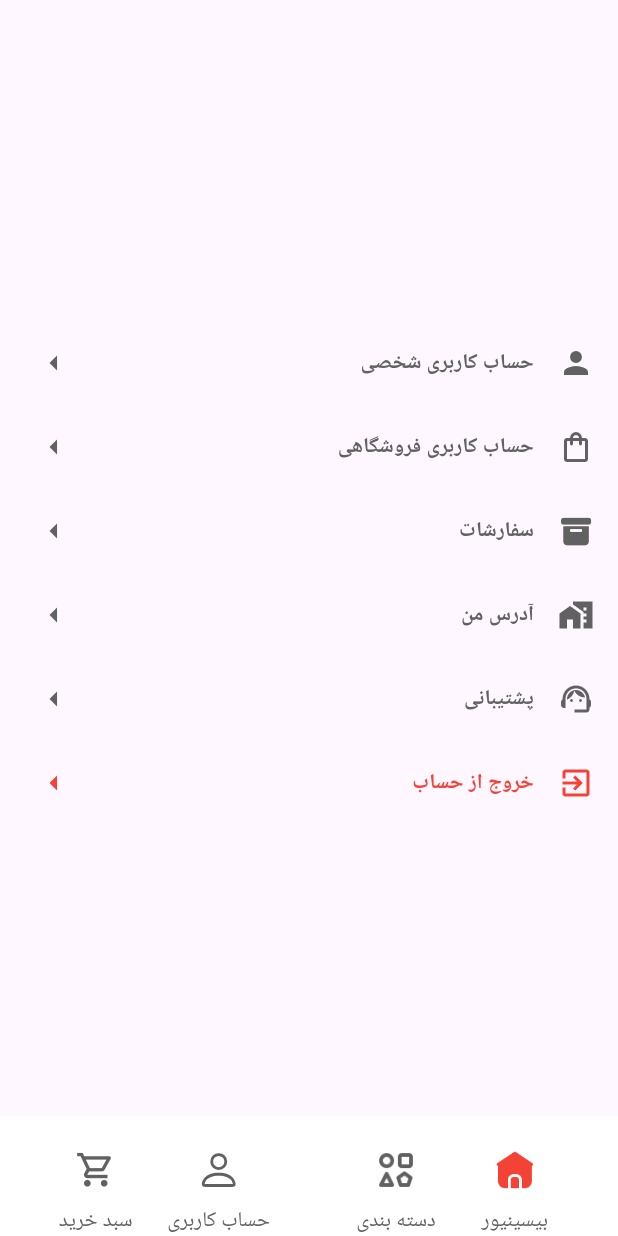
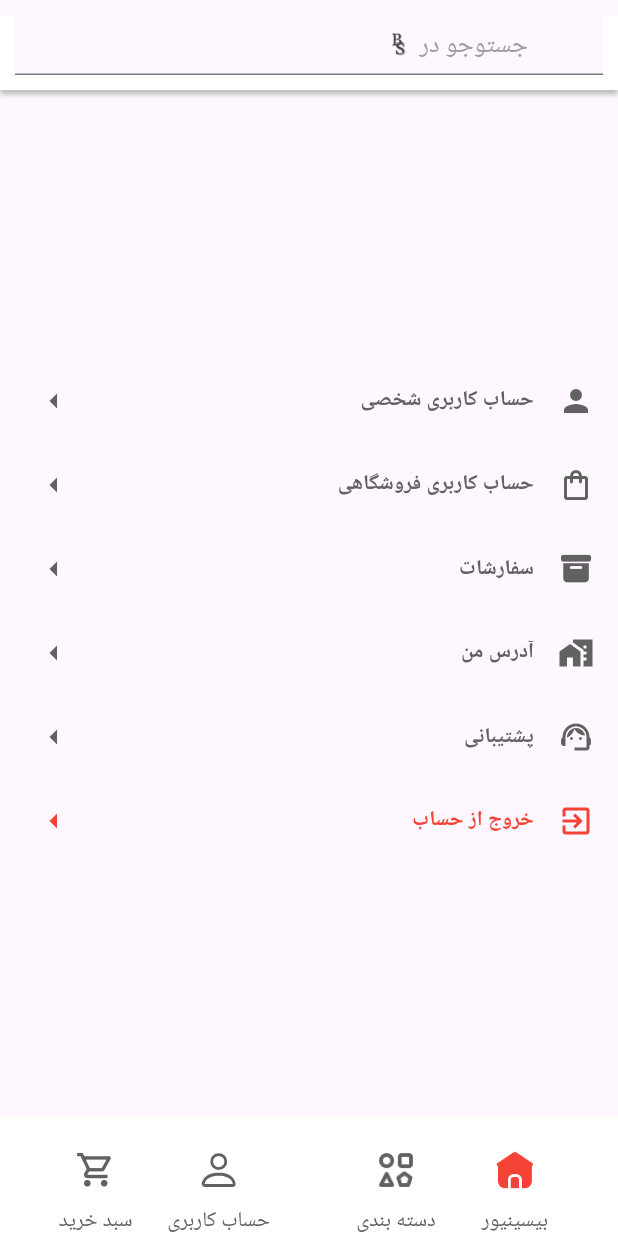
Before and after one commit to mohammad-zakeri/shoppingApp, a Flutter app: the MainWrapper screen opened by its route, swiped to page 3, on a phone screen of 412 x 824 dp. Run offline on Flutter 3.47's test engine with Material 3 defaults, Android fonts, the phone set to English and light mode, and no system bars; drawn by our look-alikes of flutter_typeahead; our stand-ins replace bloc, cached_network_image, connectivity_plus, dio, flutter_bloc, flutter_rating_bar and 8 more; missing offline and left inert: delayed_widget, persian_number_utility; accounts and stored records are empty; network calls fail; Roboto replaces fonts that are missing (Yekan).

Commit message:
search box

```diff
--- a/lib/common/params/products_params.dart
+++ b/lib/common/params/products_params.dart
@@ -8,5 +8,5 @@ class ProductsParams {
   String? sortBy;
   String? search;
 
-  ProductsParams({this.start = 0, this.step = 10, this.categories, this.maxPrice, this.minPrice, this.sortBy = "date",this.search});
+  ProductsParams({this.start = 0, this.step = 10, this.categories, this.maxPrice, this.minPrice, this.sortBy = "date", this.search});
 }
--- a/lib/common/widgets/main_wrapper.dart
+++ b/lib/common/widgets/main_wrapper.dart
@@ -1,7 +1,10 @@
 import 'package:flutter/material.dart';
+import 'package:shopping_app/common/widgets/search_textfield.dart';
 import 'package:shopping_app/feature_home/presentation/screens/home_screen.dart';
 import 'package:shopping_app/feature_home/presentation/screens/profile_screen.dart';
 import 'package:shopping_app/feature_product/presentation/screens/category_screen.dart';
+import 'package:shopping_app/feature_product/repositories/all_product_repository.dart';
+import 'package:shopping_app/locator.dart';
 import 'bottom_nav.dart';
 
 class MainWrapper extends StatelessWidget {
@@ -11,22 +14,19 @@ class MainWrapper extends StatelessWidget {
 
   final TextEditingController searchController = TextEditingController();
 
-  PageController pageController = PageController();
+  final PageController pageController = PageController();
 
-  List<Widget> topLevelScreens = [
+  final List<Widget> topLevelScreens = [
     const HomeScreen(),
     const CategoryScreen(),
     ProfileScreen(),
     Container(color: Colors.pink,),
   ];
 
-
   @override
   Widget build(BuildContext context) {
 
     return Scaffold(
-
-      bottomNavigationBar: BottomNav(controller: pageController),
 
       body: SafeArea(
 
@@ -36,22 +36,24 @@ class MainWrapper extends StatelessWidget {
             const SizedBox(height: 10),
 
             /// search Box
-            // Container(
-            //   decoration: BoxDecoration(
-            //       color: Colors.white,
-            //       boxShadow: [
-            //         BoxShadow(
-            //             blurRadius: 2,
-            //             color: Colors.grey.shade400,
-            //             offset: const Offset(0, 3)
-            //         )
-            //       ]
-            //   ),
-            //   child: Padding(
-            //     padding: const EdgeInsets.only(left: 10.0,right: 10, bottom: 10),
-            //     child: SearchTextField(controller: searchController, allProductsRepository: locator<AllProductsRepository>(),),
-            //   ),
-            // ),
+            Container(
+
+              decoration: BoxDecoration(
+                color: Colors.white,
+                boxShadow: [
+                  BoxShadow(
+                    blurRadius: 2,
+                    color: Colors.grey.shade400,
+                    offset: const Offset(0, 3),
+                  ),
+                ],
+              ),
+
+              child: Padding(
+                padding: const EdgeInsets.only(left: 10.0,right: 10, bottom: 10),
+                child: SearchTextField(controller: searchController, allProductsRepository: locator<AllProductsRepository>()),
+              ),
+            ),
 
             const SizedBox(height: 10),
 
@@ -69,6 +71,8 @@ class MainWrapper extends StatelessWidget {
 
       ),
 
+      bottomNavigationBar: BottomNav(controller: pageController),
+
     );
 
   }
--- /dev/null
+++ b/lib/common/widgets/search_textfield.dart
@@ -0,0 +1,175 @@
+import 'package:flutter/material.dart';
+import 'package:flutter_bloc/flutter_bloc.dart';
+import 'package:flutter_typeahead/flutter_typeahead.dart';
+import 'package:shopping_app/common/blocs/search_box_cubit.dart';
+import 'package:shopping_app/feature_product/data/models/all_products_model.dart';
+import 'package:shopping_app/feature_product/repositories/all_product_repository.dart';
+import '../../../../common/params/products_params.dart';
+
+class SearchTextField extends StatelessWidget {
+  final TextEditingController controller;
+  final AllProductsRepository allProductsRepository;
+  const SearchTextField({super.key, required this.controller, required this.allProductsRepository});
+
+  @override
+  Widget build(BuildContext context) {
+
+    return BlocProvider(
+      create: (context) => SearchBoxCubit(),
+
+      child: Builder(
+        builder: (context) {
+
+          return Material(
+
+            child: Stack(
+              alignment: AlignmentDirectional.center,
+
+              children: [
+
+                /// textfield
+                SizedBox(
+                  height: 40,
+
+                  child: TypeAheadField(
+                    controller: controller,
+
+                    emptyBuilder: (context){
+                      return const ListTile(
+                        title: Text("محصولی یافت نشد."),
+                      );
+                    },
+
+                    // textFieldConfiguration: TextFieldConfiguration(
+                    //
+                    //   onTap: () {
+                    //     BlocProvider.of<SearchBoxCubit>(context).changeVisibility(false);
+                    //
+                    //     if (controller.text[controller.text.length - 1] != ' ') {
+                    //       controller.text = (controller.text + ' ');
+                    //     }
+                    //     if (controller.selection ==TextSelection.fromPosition(
+                    //         TextPosition(offset:
+                    //         controller.text.length - 1))) {
+                    //     }
+                    //   },
+                    //
+                    //   onSubmitted: (String prefix) {
+                    //     // Navigator.pushNamed(
+                    //     //   context,
+                    //     //   AllProductsScreen.routeName,
+                    //     //   arguments: ProductsArguments(searchTxt: prefix),);
+                    //   },
+                    //
+                    //   controller: controller,
+                    //   style: const TextStyle(color: Colors.black,fontSize: 14,fontWeight: FontWeight.w400),
+                    //   decoration: InputDecoration(
+                    //     fillColor: Colors.grey.shade200,
+                    //     filled: true,
+                    //     contentPadding: EdgeInsets.all(3),
+                    //     prefixIcon: Container(
+                    //         child: IconButton(
+                    //           icon: const Icon(Icons.search,color: Colors.grey,),
+                    //           onPressed: () {
+                    //             // Navigator.pushNamed(
+                    //             //   context,
+                    //             //   AllProductsScreen.routeName,
+                    //             //   arguments: ProductsArguments(searchTxt: controller.text),);
+                    //           },
+                    //         )
+                    //     ),
+                    //     enabledBorder:OutlineInputBorder(
+                    //       borderRadius: BorderRadius.circular(15.0),
+                    //       borderSide: const BorderSide(
+                    //         color: Colors.transparent,
+                    //         width: 0.0,
+                    //       ),
+                    //     ),
+                    //     border: OutlineInputBorder(
+                    //       borderRadius: BorderRadius.circular(15.0),
+                    //       borderSide: const BorderSide(
+                    //         color: Colors.blue,
+                    //         width: 0.0,
+                    //       ),
+                    //     ),
+                    //     focusedBorder: OutlineInputBorder(
+                    //       borderRadius: BorderRadius.circular(15.0),
+                    //       borderSide: const BorderSide(
+                    //         color: Colors.blue,
+                    //         width: 2.0,
+                    //       ),
+                    //     ),
+                    //   ),
+                    // ),
+
+                    suggestionsCallback: (String prefix){
+                      return allProductsRepository.fetchAllProductsDataSearch(ProductsParams(step: 6,search: prefix));
+                    },
+
+                    itemBuilder: (context, Products model){
+                      return ListTile(
+                        title: Text(model.name!,style: const TextStyle(color: Colors.black,fontSize: 14,fontWeight: FontWeight.w400),),
+                      );
+                    },
+
+                    onSelected: (Products products) {
+                      controller.text = products.name!;
+                      // Navigator.pushNamed(
+                      //   context,
+                      //   AllProductsScreen.routeName,
+                      //   arguments: ProductsArguments(searchTxt: products.name!),);
+                    },
+
+                  ),
+
+                ),
+
+                /// text and logo
+                IgnorePointer(
+
+                  child: BlocBuilder<SearchBoxCubit, bool>(
+                    builder: (context, state) {
+
+                      return Visibility(
+                        visible: state,
+
+                        child: Padding(
+                          padding: const EdgeInsets.only(right: 50.0),
+
+                          child: Row(
+                            children: [
+
+                              const Text('جستوجو در', style: TextStyle(fontSize: 17, fontFamily: "Yekan", color: Colors.grey, fontWeight: FontWeight.w200)),
+
+                              ColorFiltered(
+                                colorFilter: ColorFilter.mode(Colors.grey.shade800, BlendMode.srcIn),
+                                child: Image.asset("assets/images/bs_logo_textfield.png", height: 28),
+                              ),
+
+                            ],
+                          ),
+
+                        ),
+
+                      );
+
+                    },
+
+                  ),
+
+                ),
+
+              ],
+            ),
+
+          );
+
+        },
+
+      ),
+
+    );
+
+  }
+
+}
--- a/lib/feature_product/data/data_source/product_api_provider.dart
+++ b/lib/feature_product/data/data_source/product_api_provider.dart
@@ -29,7 +29,6 @@ class ProductsApiProvider {
       return response;
 
     } on DioError catch(e) {
-      print(e.toString());
       return CheckExceptions.response(e.response!);
     }
 
--- a/lib/feature_product/repositories/all_product_repository.dart
+++ b/lib/feature_product/repositories/all_product_repository.dart
@@ -11,15 +11,15 @@ class AllProductsRepository {
   AllProductsRepository(this.apiProvider);
 
   Future<dynamic> fetchAllProductsData(ProductsParams productsParams) async {
+
     try{
-      // convert json to models class
       Response response = await apiProvider.callAllProducts(productsParams);
       final AllProductsModel allProductsModel = AllProductsModel.fromJson(response.data);
       return DataSuccess(allProductsModel);
     } on AppException catch(e){
-      print(e);
       return CheckExceptions.getError(e);
     }
+
   }
 
   Future<List<Products>> fetchAllProductsDataSearch(ProductsParams productsParams) async {
@@ -27,4 +27,5 @@ class AllProductsRepository {
     final AllProductsModel allProductsModel = AllProductsModel.fromJson(response.data);
     return allProductsModel.data![0].products!;
   }
+
 }
--- a/lib/locator.dart
+++ b/lib/locator.dart
@@ -4,6 +4,10 @@ import 'package:shared_preferences/shared_preferences.dart';
 import 'common/utils/prefs_operator.dart';
 import 'feature_home/data/data_source/home_api_provider.dart';
 import 'feature_home/repositories/home_repository.dart';
+import 'feature_product/data/data_source/category_api_provider.dart';
+import 'feature_product/data/data_source/product_api_provider.dart';
+import 'feature_product/repositories/all_product_repository.dart';
+import 'feature_product/repositories/category_repository.dart';
 
 GetIt locator = GetIt.instance;
 
@@ -17,17 +21,17 @@ Future<void> initLocator() async{
 
   /// api provider
   locator.registerSingleton<HomeApiProvider>(HomeApiProvider(locator()));
-  // locator.registerSingleton<CategoryApiProvider>(CategoryApiProvider(locator()));
-  // locator.registerSingleton<ProductsApiProvider>(ProductsApiProvider(locator()));
+  locator.registerSingleton<CategoryApiProvider>(CategoryApiProvider(locator()));
+  locator.registerSingleton<ProductsApiProvider>(ProductsApiProvider(locator()));
   // locator.registerSingleton<AuthApiProvider>(AuthApiProvider(locator<Dio>()));
 
   /// repository
   locator.registerSingleton<HomeRepository>(HomeRepository(locator()));
-  // locator.registerSingleton<CategoryRepository>(CategoryRepository(locator()));
-  // locator.registerSingleton<AllProductsRepository>(AllProductsRepository(locator()));
+  locator.registerSingleton<CategoryRepository>(CategoryRepository(locator()));
+  locator.registerSingleton<AllProductsRepository>(AllProductsRepository(locator()));
   // locator.registerSingleton<AuthRepository>(AuthRepository(locator<AuthApiProvider>()));
 
-  // /// bloc
+  /// bloc
   // locator.registerSingleton<SignupBloc>(SignupBloc(locator<AuthRepository>()));
   // locator.registerSingleton<LoginBloc>(LoginBloc(locator<AuthRepository>()));
 
```
